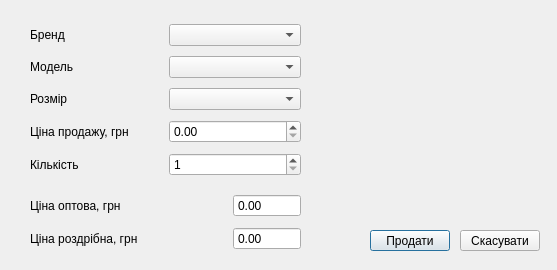
Qt form saledialog.ui (moz6go/ShoesStore) before a commit.
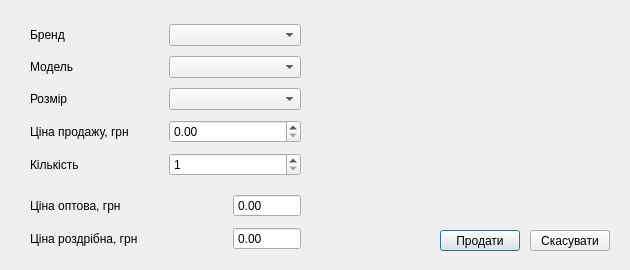
The same form after that commit.

What changed in the file:
```diff
--- a/saledialog.ui
+++ b/saledialog.ui
@@ -6,7 +6,7 @@
    <rect>
     <x>0</x>
     <y>0</y>
-    <width>557</width>
+    <width>630</width>
     <height>270</height>
    </rect>
   </property>
@@ -18,13 +18,13 @@
   </property>
   <property name="minimumSize">
    <size>
-    <width>557</width>
+    <width>630</width>
     <height>270</height>
    </size>
   </property>
   <property name="maximumSize">
    <size>
-    <width>557</width>
+    <width>630</width>
     <height>270</height>
    </size>
   </property>
@@ -37,7 +37,7 @@
    </property>
    <property name="geometry">
     <rect>
-     <x>370</x>
+     <x>440</x>
      <y>230</y>
      <width>80</width>
      <height>21</height>
@@ -50,7 +50,7 @@
   <widget class="QPushButton" name="cancel_pb">
    <property name="geometry">
     <rect>
-     <x>460</x>
+     <x>530</x>
      <y>230</y>
      <width>80</width>
      <height>21</height>
@@ -65,8 +65,8 @@
     <rect>
      <x>310</x>
      <y>20</y>
-     <width>231</width>
-     <height>141</height>
+     <width>301</width>
+     <height>181</height>
     </rect>
    </property>
    <property name="text">
```
